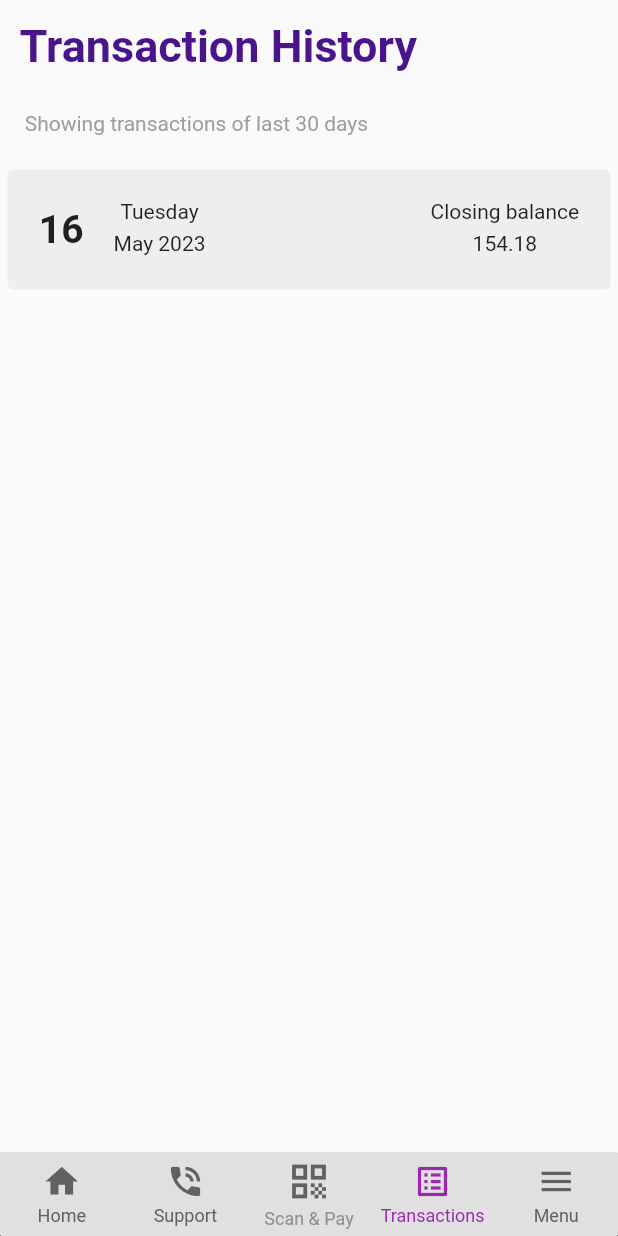
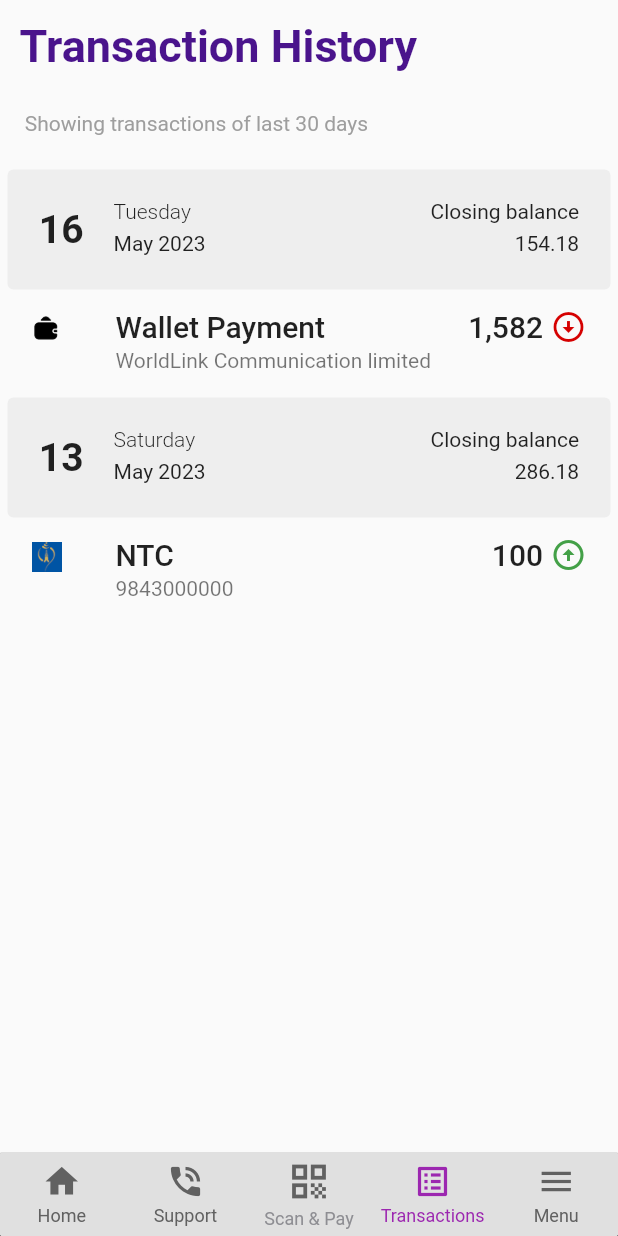
Before and after one commit to upasana-khatiwada/khalti_clone_ui_only, a Flutter app: the screen it shows after launch, item 4 of the bottom bar chosen, on a phone screen of 412 x 824 dp. Run offline on Flutter 3.47's test engine with Material 2 defaults, Android fonts, the phone set to English and light mode, and no system bars; drawn by our look-alikes of persistent_bottom_nav_bar; our stand-ins replace carousel_slider.

Commit message:
transaction part working

```diff
--- /dev/null
+++ b/lib/Pages/main_transaction.dart
@@ -0,0 +1,90 @@
+// ignore_for_file: prefer_typing_uninitialized_variables
+
+import 'package:flutter/material.dart';
+
+class MainTransaction extends StatelessWidget {
+  final String icon;
+  final String title;
+  final String subtitle;
+  final icon2;
+  final String balance;
+  const MainTransaction({
+    Key? key,
+    this.title = "",
+    this.subtitle = "",
+    this.icon = "",
+    this.icon2 = "",
+    required this.balance,
+  }) : super(key: key);
+
+  @override
+  Widget build(BuildContext context) {
+    // final double width = MediaQuery.of(context).size.width;
+
+    return Column(
+      children: [
+        ListTile(
+          leading: SizedBox(
+            height: 20,
+            width: 20,
+            child: Image.asset(
+              icon,
+              fit: BoxFit.cover,
+            ),
+          ),
+          title: Row(
+            mainAxisAlignment: MainAxisAlignment.spaceBetween,
+            children: [
+              Text(
+                title,
+                style:
+                    const TextStyle(fontWeight: FontWeight.w500, fontSize: 20),
+              ),
+              //  SizedBox(
+              //   width: width-320,
+              // ),
+              Row(
+                // mainAxisAlignment: MainAxisAlignment.end,
+                // crossAxisAlignment: CrossAxisAlignment.end,
+                children: [
+                  Text(
+                    balance,
+                    style: const TextStyle(
+                        fontWeight: FontWeight.w500, fontSize: 20),
+                  ),
+                  const SizedBox(
+                    width: 5,
+                  ),
+                  //     SizedBox(
+                  //   height: 20,
+                  //   width: 20,
+                  //   child: Image.asset(
+                  //     icon2,
+                  //     fit: BoxFit.cover,
+                  //   ),
+                  // ),
+                  Icon(
+                    icon2,
+                    color: _getIconColor(),
+                  ),
+                ],
+              )
+            ],
+          ),
+          subtitle: Text(subtitle),
+        ),
+      ],
+    );
+  }
+
+  Color _getIconColor() {
+    // Add your logic to determine the color based on the value of icon2
+    // For example:
+    if (icon2 == Icons.arrow_circle_down_outlined) {
+      return Colors.redAccent.shade700;
+    } else {
+      return Colors
+          .green.shade600; // Change this to the desired color for other icons
+    }
+  }
+}
--- a/lib/Pages/transactions.dart
+++ b/lib/Pages/transactions.dart
@@ -1,4 +1,5 @@
 import 'package:flutter/material.dart';
+import 'package:khalti_clone_ui/Pages/main_transaction.dart';
 import 'package:khalti_clone_ui/Pages/transactions_format.dart';
 
 class Transactions extends StatefulWidget {
@@ -46,7 +47,29 @@
           const TransactionsForrmat(
             date: "16",
             day: "Tuesday",
-            balance: "154.18",),
+            month: "May",
+            balance: "154.18",
+          ),
+          const MainTransaction(
+            title: "Wallet Payment",
+            subtitle: "WorldLink Communication limited",
+            icon: "image/wallet.png",
+            icon2: Icons.arrow_circle_down_outlined,
+            balance: "1,582",
+          ),
+          const TransactionsForrmat(
+            date: "13",
+            day: "Saturday",
+            month: "May",
+            balance: "286.18",
+          ),
+          const MainTransaction(
+            title: "NTC",
+            subtitle: "9843000000",
+            icon: "image/ntc.jpg",
+            icon2: Icons.arrow_circle_up,
+            balance: "100",
+          ),
 
         ],
       ),
--- a/lib/Pages/transactions_format.dart
+++ b/lib/Pages/transactions_format.dart
@@ -4,11 +4,14 @@
   final String date;
   final String day;
   final String balance;
+  final String month;
 
   const TransactionsForrmat({
     Key? key,
     this.date = "",
     this.day = "",
+    this.month = "",
+
     required this.balance,
   }) : super(key: key);
 
@@ -39,21 +42,24 @@
                   width: 20,
                 ),
                 Column(
+                  crossAxisAlignment: CrossAxisAlignment.start,
                   children: [
                     const SizedBox(
                       height: 20,
                     ),
-                    Text(day),
+                    Text(day, style: const TextStyle(fontWeight: FontWeight.w300),),
                     const SizedBox(
                       height: 5,
                     ),
-                    const Text("May 2023"),
+                    Text("$month 2023"),
+                    //const Text(" 2023"),
                   ],
                 ),
                 const SizedBox(
                   width: 150,
                 ),
                 Column(
+                  crossAxisAlignment: CrossAxisAlignment.end,
                   children: [
                     const SizedBox(height: 20,),
                     const Text("Closing balance"),
```
Also changed, not shown: image/ntc.jpg (added).
